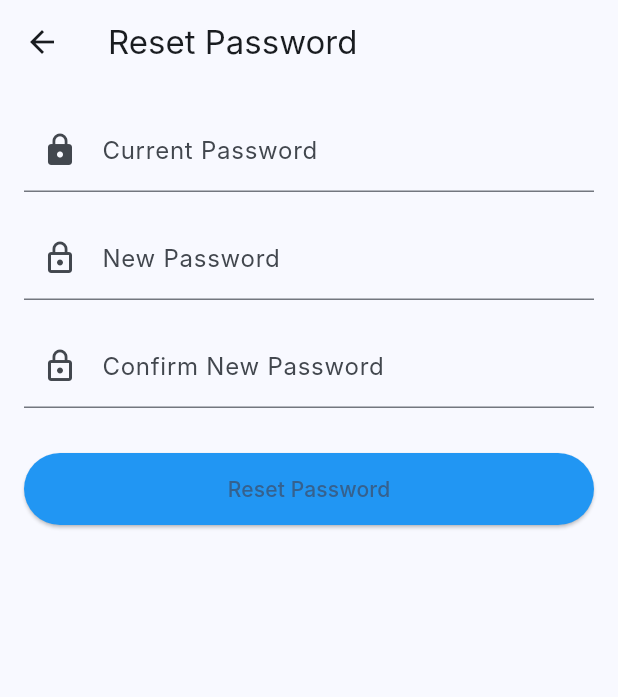
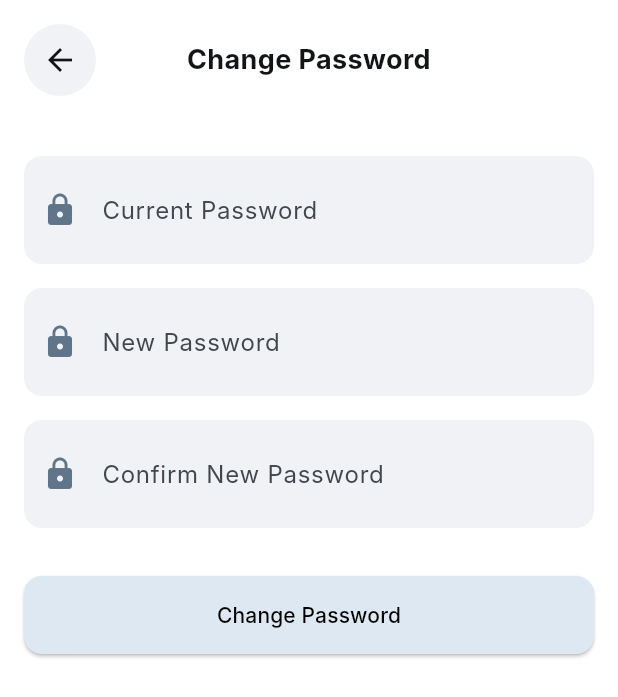
Before and after one commit to Chinyiii/mobile_assignment, a Flutter app: the ResetPasswordPage screen opened by its route, on a phone screen of 412 x 824 dp. Shown: the top 697 px of the screen. Run offline on Flutter 3.47's test engine with Material 3 defaults, Android fonts, the phone set to English and light mode, and no system bars; our stand-ins replace image_picker, signature, supabase_flutter; missing offline and left inert: bcrypt; accounts and stored records are empty; Roboto replaces fonts that are missing (Inter).

Commit message:
Change editprofile, resetpass UI

```diff
--- a/lib/pages/reset_password.dart
+++ b/lib/pages/reset_password.dart
@@ -93,59 +93,120 @@ class _ResetPasswordPageState extends State<ResetPasswordPage> {
   @override
   Widget build(BuildContext context) {
     return Scaffold(
-      appBar: AppBar(title: const Text("Reset Password")),
-      body: Padding(
-        padding: const EdgeInsets.all(16),
+      backgroundColor: Colors.white,
+      body: SafeArea(
+        child: Column(
+          children: [
+            // Header
+            Padding(
+              padding: const EdgeInsets.fromLTRB(16, 16, 16, 8),
+              child: Row(
+                children: [
+                  GestureDetector(
+                    onTap: () => Navigator.pop(context),
+                    child: Container(
+                      width: 48,
+                      height: 48,
+                      decoration: BoxDecoration(
+                        borderRadius: BorderRadius.circular(24),
+                        color: const Color(0xFFF0F2F5),
+                      ),
+                      child: const Icon(
+                        Icons.arrow_back,
+                        color: Color(0xFF121417),
+                        size: 24,
+                      ),
+                    ),
+                  ),
+                  const Expanded(
+                    child: Text(
+                      'Change Password',
+                      style: TextStyle(
+                        fontSize: 18,
+                        fontWeight: FontWeight.w700,
+                        color: Color(0xFF121417),
+                      ),
+                      textAlign: TextAlign.center,
+                    ),
+                  ),
+                  const SizedBox(width: 48), // Spacer for centering
+                ],
+              ),
+            ),
+            Expanded(
+              child: SingleChildScrollView(
+                child: Padding(
+                  padding: const EdgeInsets.all(16.0),
                   child: Form(
                     key: _formKey,
                     child: Column(
                       children: [
-              TextFormField(
+                        const SizedBox(height: 16),
+                        _buildPasswordField(
                           controller: _currentController,
-                obscureText: true,
-                decoration: const InputDecoration(
                           labelText: "Current Password",
-                  prefixIcon: Icon(Icons.lock),
-                ),
-                validator: (v) => v == null || v.isEmpty ? 'Enter current password' : null,
                         ),
                         const SizedBox(height: 16),
-              TextFormField(
+                        _buildPasswordField(
                           controller: _newController,
-                obscureText: true,
-                decoration: const InputDecoration(
                           labelText: "New Password",
-                  prefixIcon: Icon(Icons.lock_outline),
-                ),
                           validator: (v) => v == null || v.length < 6 ? 'Enter at least 6 chars' : null,
                         ),
                         const SizedBox(height: 16),
-              TextFormField(
+                        _buildPasswordField(
                           controller: _confirmController,
-                obscureText: true,
-                decoration: const InputDecoration(
                           labelText: "Confirm New Password",
-                  prefixIcon: Icon(Icons.lock_outline),
                         ),
-                validator: (v) => v == null || v.isEmpty ? 'Confirm your password' : null,
-              ),
-              const SizedBox(height: 30),
+                        const SizedBox(height: 32),
                         SizedBox(
                           width: double.infinity,
                           child: ElevatedButton(
                             onPressed: _loading ? null : _resetPassword,
+                            style: ElevatedButton.styleFrom(
+                              foregroundColor: Colors.black,
+                              backgroundColor: const Color(0xFFDEE8F2),
+                              padding: const EdgeInsets.symmetric(vertical: 16),
+                              shape: RoundedRectangleBorder(
+                                borderRadius: BorderRadius.circular(12),
+                              ),
+                            ),
                             child: _loading
                                 ? const CircularProgressIndicator(color: Colors.white)
-                      : const Text("Reset Password"),
-                  style: ElevatedButton.styleFrom(
-                    backgroundColor: Colors.blue,
-                    padding: const EdgeInsets.symmetric(vertical: 14),
+                                : const Text("Change Password"),
+                          ),
+                        ),
+                      ],
+                    ),
+                  ),
                 ),
               ),
             ),
           ],
         ),
       ),
+    );
+  }
+
+  Widget _buildPasswordField({
+    required TextEditingController controller,
+    required String labelText,
+    String? Function(String?)? validator,
+  }) {
+    return Container(
+      decoration: BoxDecoration(
+        color: const Color(0xFFF0F2F5),
+        borderRadius: BorderRadius.circular(12),
+      ),
+      child: TextFormField(
+        controller: controller,
+        obscureText: true,
+        decoration: InputDecoration(
+          labelText: labelText,
+          prefixIcon: const Icon(Icons.lock, color: Color(0xFF61758A)),
+          border: InputBorder.none,
+          contentPadding: const EdgeInsets.symmetric(horizontal: 16, vertical: 16),
+        ),
+        validator: validator ?? (v) => v == null || v.isEmpty ? 'Please enter the password' : null,
       ),
     );
   }
```
Also changed, not shown: lib/pages/edit_profile_page.dart (+118 -43 lines). Lines whose indentation alone changed are shown as unchanged.
